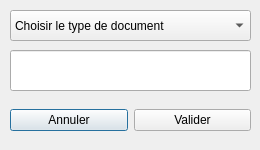
Old version of the form Gestionnaire/dialogsuppr.ui in the repository ncoutenet/Projet_too_graphique.
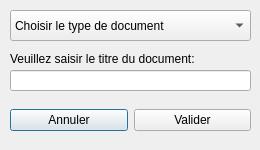
New version of the form.

```diff
--- a/Gestionnaire/dialogsuppr.ui
+++ b/Gestionnaire/dialogsuppr.ui
@@ -52,9 +52,9 @@
    <property name="geometry">
     <rect>
      <x>10</x>
-     <y>50</y>
+     <y>70</y>
      <width>241</width>
-     <height>41</height>
+     <height>21</height>
     </rect>
    </property>
   </widget>
@@ -84,6 +84,19 @@
     </item>
    </layout>
   </widget>
+  <widget class="QLabel" name="linstruction">
+   <property name="geometry">
+    <rect>
+     <x>10</x>
+     <y>50</y>
+     <width>231</width>
+     <height>17</height>
+    </rect>
+   </property>
+   <property name="text">
+    <string>Veuillez saisir le titre du document:</string>
+   </property>
+  </widget>
  </widget>
  <resources/>
  <connections/>
```
